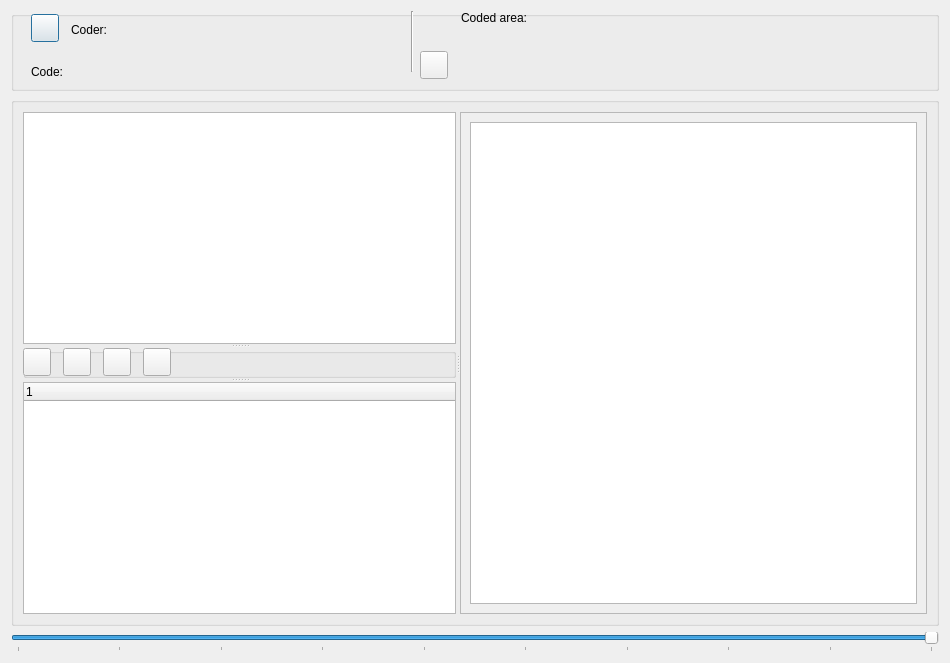
First picture: the form in GUI_UIs/ui_dialog_code_image.ui, repository ccbogel/QualCoder, before the edit.
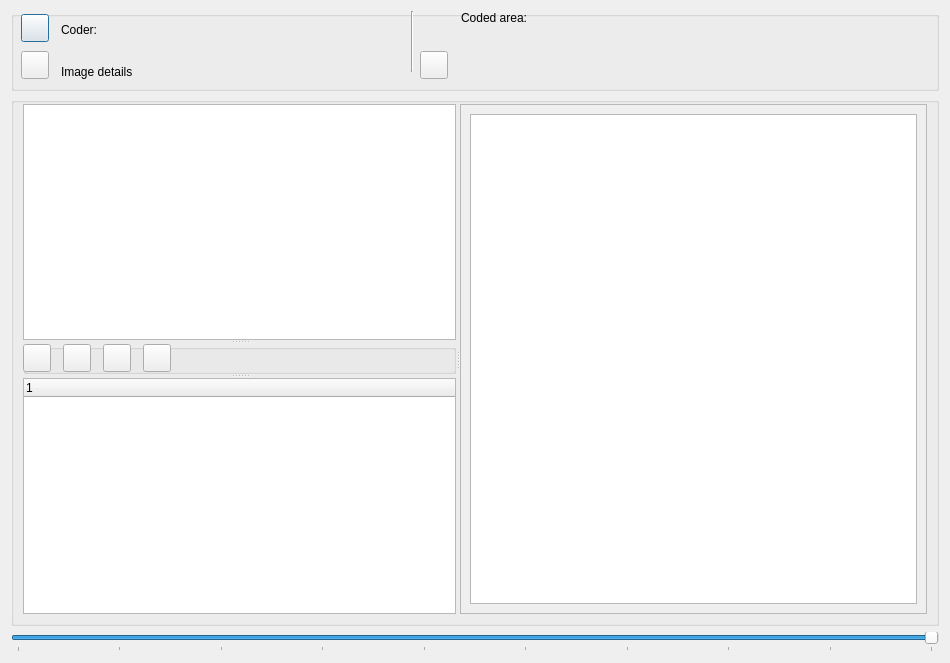
Second picture: the form after the edit.

Commit message: added export button

```diff
--- a/GUI_UIs/ui_dialog_code_image.ui
+++ b/GUI_UIs/ui_dialog_code_image.ui
@@ -34,7 +34,7 @@
      <widget class="QPushButton" name="pushButton_memo">
       <property name="geometry">
        <rect>
-        <x>20</x>
+        <x>10</x>
         <y>3</y>
         <width>28</width>
         <height>28</height>
@@ -50,9 +50,9 @@
      <widget class="QLabel" name="label_coder">
       <property name="geometry">
        <rect>
-        <x>60</x>
+        <x>50</x>
         <y>8</y>
-        <width>321</width>
+        <width>331</width>
         <height>21</height>
        </rect>
       </property>
@@ -63,14 +63,14 @@
      <widget class="QLabel" name="label_code">
       <property name="geometry">
        <rect>
-        <x>20</x>
+        <x>50</x>
         <y>45</y>
-        <width>381</width>
+        <width>341</width>
         <height>31</height>
        </rect>
       </property>
       <property name="text">
-       <string>Code:</string>
+       <string>Image details</string>
       </property>
       <property name="wordWrap">
        <bool>true</bool>
@@ -143,6 +143,22 @@
        <string/>
       </property>
      </widget>
+     <widget class="QPushButton" name="pushButton_export">
+      <property name="geometry">
+       <rect>
+        <x>10</x>
+        <y>40</y>
+        <width>28</width>
+        <height>28</height>
+       </rect>
+      </property>
+      <property name="toolTip">
+       <string>&lt;html&gt;&lt;head/&gt;&lt;body&gt;&lt;p&gt;Export image as html file.&lt;/p&gt;&lt;/body&gt;&lt;/html&gt;</string>
+      </property>
+      <property name="text">
+       <string/>
+      </property>
+     </widget>
     </widget>
    </item>
    <item row="4" column="0">
@@ -173,6 +189,9 @@
       <string/>
      </property>
      <layout class="QGridLayout" name="gridLayout_2">
+      <property name="topMargin">
+       <number>1</number>
+      </property>
       <item row="0" column="0">
        <widget class="QSplitter" name="splitter_2">
         <property name="orientation">
@@ -282,7 +301,7 @@
             <x>0</x>
             <y>0</y>
             <width>467</width>
-            <height>487</height>
+            <height>512</height>
            </rect>
           </property>
           <layout class="QGridLayout" name="gridLayout_3">
```
Left out of the diff: 2 changed lines with no effect on the pictures.
